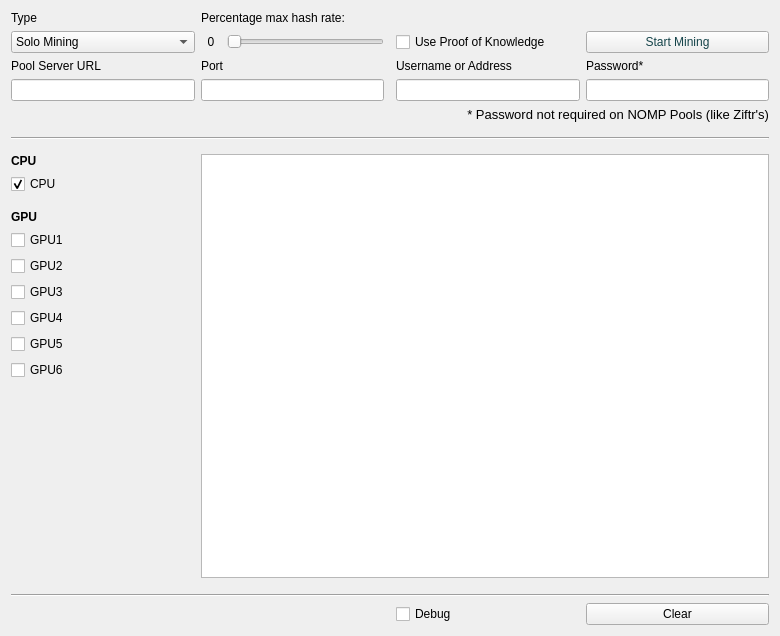
Above: src/qt/forms/miningpage.ui from ZiftrCOIN/ziftrcoin before the change. Below: the same form after it.
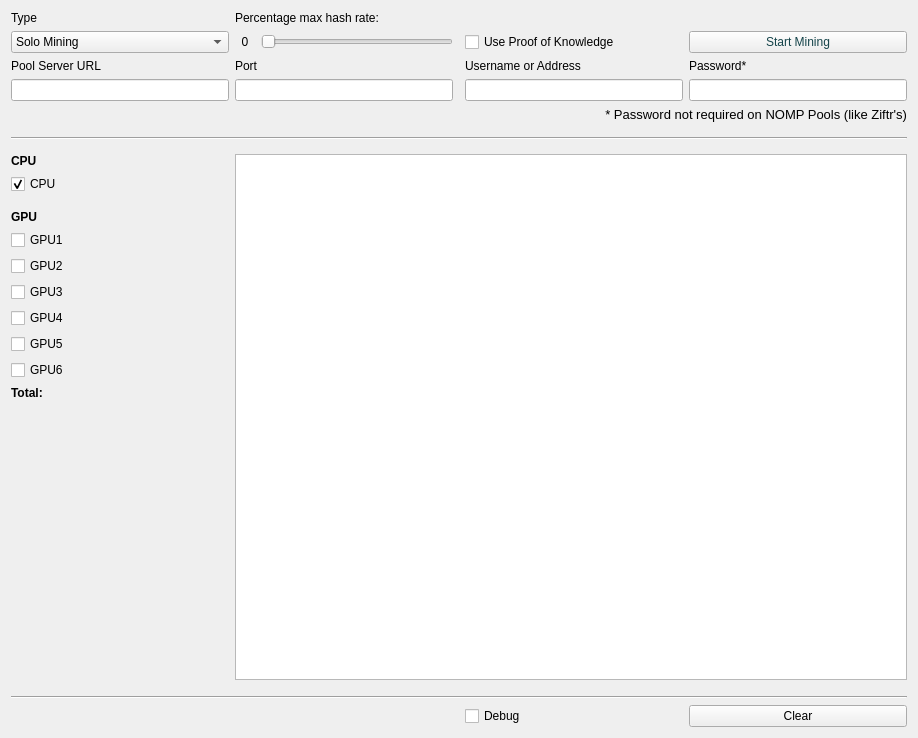
That is the form after the change.

Commit message: Working on parsing miner output

Diff of the .ui file:
```diff
--- a/src/qt/forms/miningpage.ui
+++ b/src/qt/forms/miningpage.ui
@@ -6,8 +6,8 @@
    <rect>
     <x>0</x>
     <y>0</y>
-    <width>780</width>
-    <height>636</height>
+    <width>918</width>
+    <height>738</height>
    </rect>
   </property>
   <property name="windowTitle">
@@ -80,7 +80,7 @@
     </widget>
    </item>
    <item row="14" column="2">
-    <widget class="QLabel" name="mineSpeedLabel">
+    <widget class="QLabel" name="mineSpeedLabel_old">
      <property name="sizePolicy">
       <sizepolicy hsizetype="Preferred" vsizetype="Preferred">
        <horstretch>0</horstretch>
@@ -319,6 +319,8 @@
       </widget>
      </item>
      <item>
+      <layout class="QHBoxLayout" name="cpuHorizontalLayout">
+       <item>
       <widget class="QCheckBox" name="cpuCheckBox">
        <property name="text">
         <string>CPU</string>
@@ -332,6 +334,15 @@
       </widget>
      </item>
      <item>
+        <widget class="QLabel" name="cpuHashRate">
+         <property name="text">
+          <string/>
+         </property>
+        </widget>
+       </item>
+      </layout>
+     </item>
+     <item>
       <spacer name="verticalSpacer_2">
        <property name="orientation">
         <enum>Qt::Vertical</enum>
@@ -361,6 +372,8 @@
       </widget>
      </item>
      <item>
+      <layout class="QHBoxLayout" name="gpu1HorizontalLayout">
+       <item>
       <widget class="QCheckBox" name="gpu1CheckBox">
        <property name="text">
         <string>GPU1</string>
@@ -368,6 +381,17 @@
       </widget>
      </item>
      <item>
+        <widget class="QLabel" name="gpu1HashRate">
+         <property name="text">
+          <string/>
+         </property>
+        </widget>
+       </item>
+      </layout>
+     </item>
+     <item>
+      <layout class="QHBoxLayout" name="gpu2HorizontalLayout">
+       <item>
       <widget class="QCheckBox" name="gpu2CheckBox">
        <property name="text">
         <string>GPU2</string>
@@ -375,6 +399,17 @@
       </widget>
      </item>
      <item>
+        <widget class="QLabel" name="gpu2HashRate">
+         <property name="text">
+          <string/>
+         </property>
+        </widget>
+       </item>
+      </layout>
+     </item>
+     <item>
+      <layout class="QHBoxLayout" name="gpu3HorizontalLayout">
+       <item>
       <widget class="QCheckBox" name="gpu3CheckBox">
        <property name="text">
         <string>GPU3</string>
@@ -382,6 +417,17 @@
       </widget>
      </item>
      <item>
+        <widget class="QLabel" name="gpu3HashRate">
+         <property name="text">
+          <string/>
+         </property>
+        </widget>
+       </item>
+      </layout>
+     </item>
+     <item>
+      <layout class="QHBoxLayout" name="gpu4HorizontalLayout">
+       <item>
       <widget class="QCheckBox" name="gpu4CheckBox">
        <property name="text">
         <string>GPU4</string>
@@ -389,6 +435,17 @@
       </widget>
      </item>
      <item>
+        <widget class="QLabel" name="gpu4HashRate">
+         <property name="text">
+          <string/>
+         </property>
+        </widget>
+       </item>
+      </layout>
+     </item>
+     <item>
+      <layout class="QHBoxLayout" name="gpu5HorizontalLayout">
+       <item>
       <widget class="QCheckBox" name="gpu5CheckBox">
        <property name="text">
         <string>GPU5</string>
@@ -396,11 +453,61 @@
       </widget>
      </item>
      <item>
+        <widget class="QLabel" name="gpu5HashRate">
+         <property name="text">
+          <string/>
+         </property>
+        </widget>
+       </item>
+      </layout>
+     </item>
+     <item>
+      <layout class="QHBoxLayout" name="gpu6HorizontalLayout">
+       <item>
       <widget class="QCheckBox" name="gpu6CheckBox">
        <property name="text">
         <string>GPU6</string>
        </property>
       </widget>
+       </item>
+       <item>
+        <widget class="QLabel" name="gpu6HashRate">
+         <property name="text">
+          <string/>
+         </property>
+        </widget>
+       </item>
+      </layout>
+     </item>
+     <item>
+      <layout class="QHBoxLayout" name="horizontalLayout_9">
+       <item>
+        <widget class="QLabel" name="label_5">
+         <property name="font">
+          <font>
+           <weight>75</weight>
+           <bold>true</bold>
+          </font>
+         </property>
+         <property name="text">
+          <string>Total: </string>
+         </property>
+        </widget>
+       </item>
+       <item>
+        <widget class="QLabel" name="mineSpeedLabel">
+         <property name="font">
+          <font>
+           <weight>75</weight>
+           <bold>true</bold>
+          </font>
+         </property>
+         <property name="text">
+          <string/>
+         </property>
+        </widget>
+       </item>
+      </layout>
      </item>
      <item>
       <spacer name="verticalSpacer">
```
Left out of the diff: 2 changed lines with no effect on the pictures. Lines whose indentation alone changed are shown as unchanged. The commit also changes 2 other files.
